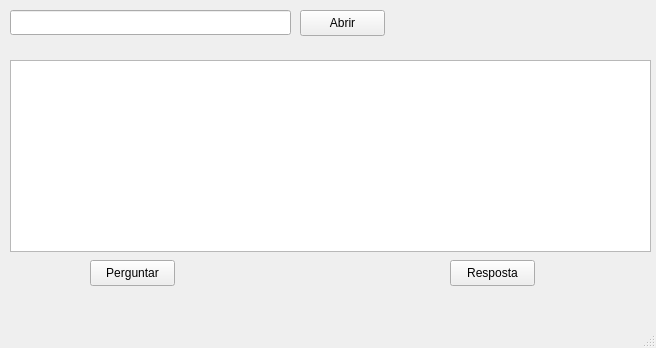
First picture: the form in GUI/QuizGUI/quizwindow.ui, repository HugoFarias/QuizSort, before the edit.
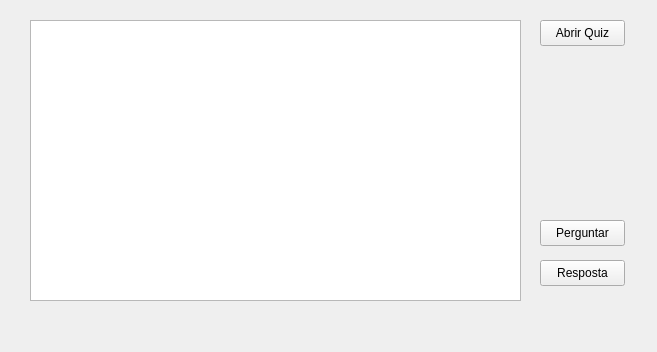
Second picture: the form after the edit. Icons and pictures are not drawn.

Commit message: replacing the tab to insert name file for a dialog

What changed in the file:
```diff
--- a/GUI/QuizGUI/quizwindow.ui
+++ b/GUI/QuizGUI/quizwindow.ui
@@ -2,60 +2,79 @@
 <ui version="4.0">
  <class>QuizWindow</class>
  <widget class="QMainWindow" name="QuizWindow">
+  <property name="windowModality">
+   <enum>Qt::NonModal</enum>
+  </property>
+  <property name="enabled">
+   <bool>true</bool>
+  </property>
   <property name="geometry">
    <rect>
     <x>0</x>
     <y>0</y>
-    <width>656</width>
-    <height>348</height>
+    <width>657</width>
+    <height>352</height>
    </rect>
   </property>
+  <property name="sizePolicy">
+   <sizepolicy hsizetype="Preferred" vsizetype="Preferred">
+    <horstretch>0</horstretch>
+    <verstretch>0</verstretch>
+   </sizepolicy>
+  </property>
+  <property name="minimumSize">
+   <size>
+    <width>657</width>
+    <height>352</height>
+   </size>
+  </property>
+  <property name="maximumSize">
+   <size>
+    <width>657</width>
+    <height>352</height>
+   </size>
+  </property>
   <property name="windowTitle">
    <string>Quiz</string>
   </property>
-  <property name="windowIcon">
-   <iconset>
-    <normaloff>interrogacao.png</normaloff>interrogacao.png</iconset>
+  <property name="windowOpacity">
+   <double>2.000000000000000</double>
+  </property>
+  <property name="autoFillBackground">
+   <bool>true</bool>
+  </property>
+  <property name="unifiedTitleAndToolBarOnMac">
+   <bool>false</bool>
   </property>
   <widget class="QWidget" name="centralWidget">
-   <widget class="QLineEdit" name="tFile">
-    <property name="geometry">
-     <rect>
-      <x>10</x>
-      <y>10</y>
-      <width>281</width>
-      <height>25</height>
-     </rect>
-    </property>
-   </widget>
    <widget class="QPushButton" name="bFile">
     <property name="geometry">
      <rect>
-      <x>300</x>
-      <y>10</y>
+      <x>540</x>
+      <y>20</y>
       <width>85</width>
       <height>26</height>
      </rect>
     </property>
     <property name="text">
-     <string>Abrir</string>
+     <string>Abrir Quiz</string>
     </property>
    </widget>
    <widget class="QTextBrowser" name="tAnswer">
     <property name="geometry">
      <rect>
-      <x>10</x>
-      <y>60</y>
-      <width>641</width>
-      <height>192</height>
+      <x>30</x>
+      <y>20</y>
+      <width>491</width>
+      <height>281</height>
      </rect>
     </property>
    </widget>
    <widget class="QPushButton" name="bQuestion">
     <property name="geometry">
      <rect>
-      <x>90</x>
-      <y>260</y>
+      <x>540</x>
+      <y>220</y>
       <width>85</width>
       <height>26</height>
      </rect>
@@ -67,7 +86,7 @@
    <widget class="QPushButton" name="bRAns">
     <property name="geometry">
      <rect>
-      <x>450</x>
+      <x>540</x>
       <y>260</y>
       <width>85</width>
       <height>26</height>
@@ -78,7 +97,6 @@
     </property>
    </widget>
   </widget>
-  <widget class="QStatusBar" name="statusBar"/>
  </widget>
  <layoutdefault spacing="6" margin="11"/>
  <resources/>
```
Left out of the diff: 2 changed lines with no effect on the pictures. The commit also changes 1 other file.
